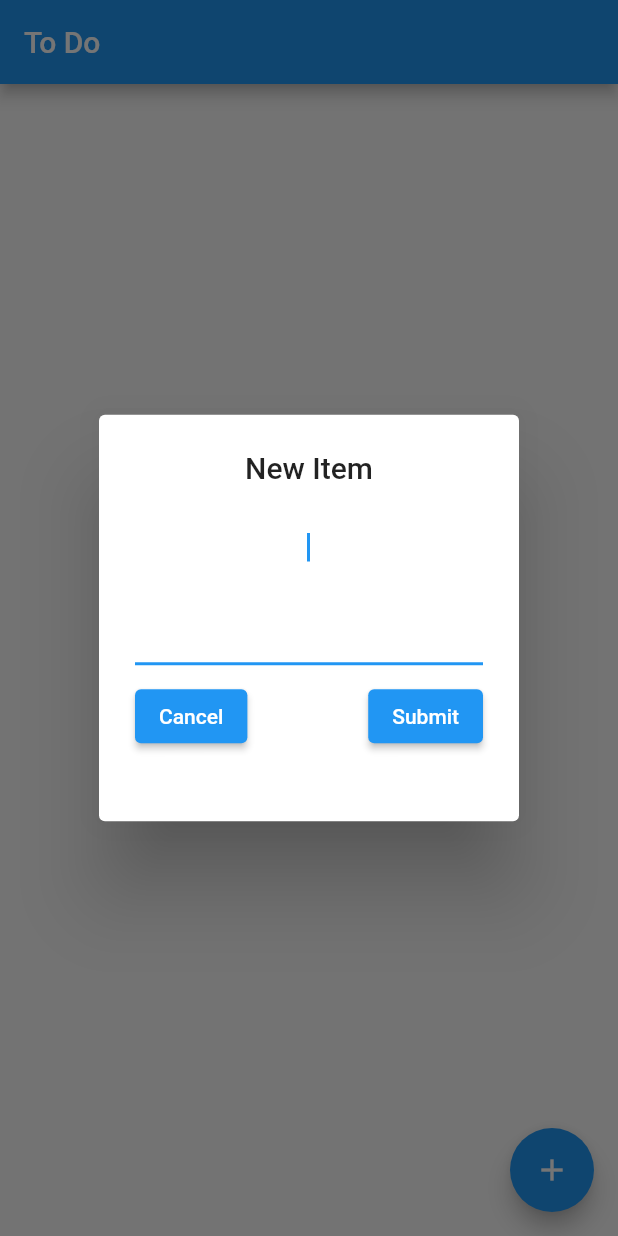
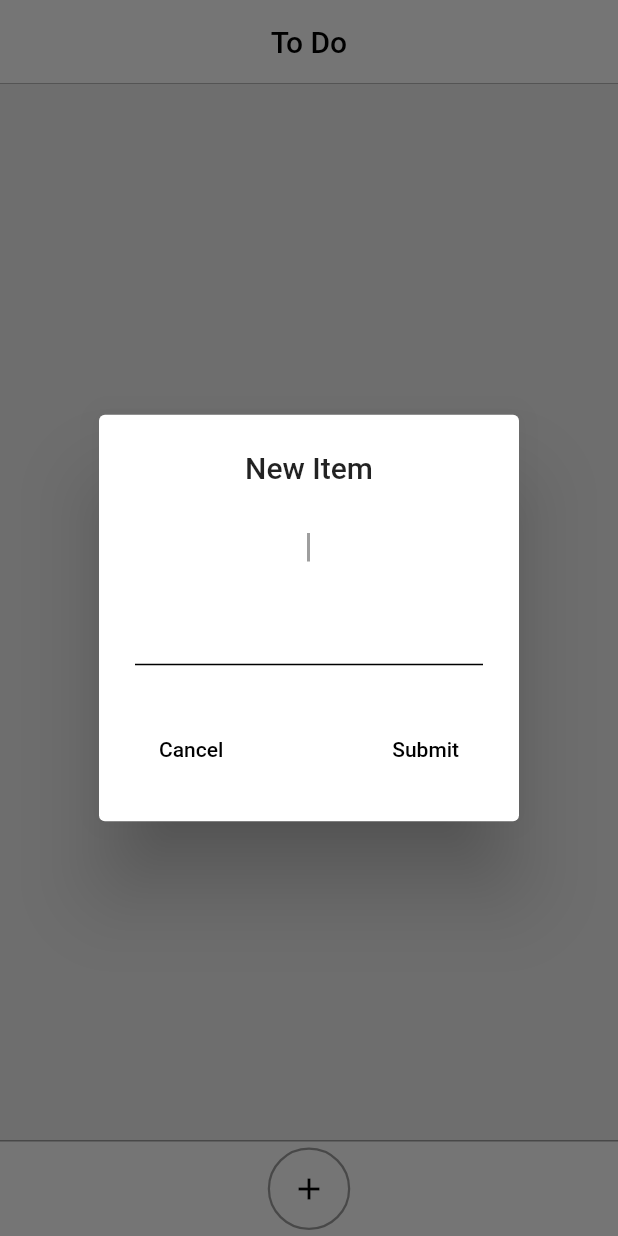
Before and after one commit to yassersadig/timmy_todo, a Flutter app: the screen it shows after launch, after a tap on the "add" icon, on a phone screen of 412 x 824 dp. Run offline on Flutter 3.47's test engine with Material 2 defaults, Android fonts, the phone set to English and light mode, and no system bars; our stand-ins replace sqflite; accounts and stored records are empty.

Commit message:
[IMP] black and white design

```diff
--- a/lib/home_screen.dart
+++ b/lib/home_screen.dart
@@ -41,8 +41,24 @@ class _HomeScreenState extends State<HomeScreen> {
   Widget build(BuildContext context) {
     return Scaffold(
       appBar: AppBar(
-          title: Text(widget.title),
+        title: Text(
+          widget.title,
+          style: TextStyle(
+            color: Colors.black,
           ),
+        ),
+        backgroundColor: Colors.white,
+        centerTitle: true,
+        elevation: 0,
+        bottom: PreferredSize(
+          child: Container(
+            color: Colors.grey,
+            height: 0.5,
+          ),
+          preferredSize: Size.fromHeight(0),
+        ),
+      ),
+      backgroundColor: Color(0xFFF0F0F0),
       body: Center(
         child: FutureBuilder(
           future: entries,
@@ -51,13 +67,22 @@ class _HomeScreenState extends State<HomeScreen> {
               return generateList(snapshot.data);
             }
             if (snapshot.data == null) {
-                return Text('test');
+              return Text('Click on the Add button to create a new To-Do');
             }
             return CircularProgressIndicator();
           },
         ),
       ),
-        floatingActionButton: FloatingActionButton(
+      bottomNavigationBar: Container(
+        padding: EdgeInsets.all(4.0),
+        height: 64,
+        decoration: BoxDecoration(
+          border: Border(
+            top: BorderSide(color: Colors.grey),
+          ),
+          color: Colors.white,
+        ),
+        child: ElevatedButton(
           onPressed: () {
             showDialog(
               context: context,
@@ -73,8 +98,17 @@ class _HomeScreenState extends State<HomeScreen> {
                     child: Form(
                       key: _formKey,
                       child: Column(
+                        mainAxisAlignment: MainAxisAlignment.spaceBetween,
                         children: [
                           TextFormField(
+                            decoration: InputDecoration(
+                              focusedBorder: UnderlineInputBorder(
+                                borderSide: BorderSide(
+                                  color: Colors.black,
+                                ),
+                              ),
+                            ),
+                            cursorColor: Colors.grey,
                             autocorrect: true,
                             textAlign: TextAlign.center,
                             autofocus: true,
@@ -88,18 +122,36 @@ class _HomeScreenState extends State<HomeScreen> {
                               return null;
                             },
                           ),
-                            SizedBox(
-                              height: 10,
-                            ),
                           Row(
                             mainAxisAlignment: MainAxisAlignment.spaceBetween,
                             children: [
                               ElevatedButton(
-                                  child: Text('Cancel'),
-                                  onPressed: () => Navigator.pop(context),
+                                child: Text(
+                                  'Cancel',
+                                  style: TextStyle(
+                                    color: Colors.black,
+                                  ),
+                                ),
+                                style: ElevatedButton.styleFrom(
+                                  elevation: 0.0,
+                                  primary: Colors.white,
+                                ),
+                                onPressed: () {
+                                  newItemController.clear();
+                                  return Navigator.pop(context);
+                                },
                               ),
                               ElevatedButton(
-                                  child: Text('Submit'),
+                                style: ElevatedButton.styleFrom(
+                                  elevation: 0.0,
+                                  primary: Colors.white,
+                                ),
+                                child: Text(
+                                  'Submit',
+                                  style: TextStyle(
+                                    color: Colors.black,
+                                  ),
+                                ),
                                 onPressed: () {
                                   if (_formKey.currentState!.validate()) {
                                     databaseHelper.addItem(
@@ -110,6 +162,7 @@ class _HomeScreenState extends State<HomeScreen> {
                                           isDone: false),
                                     );
                                     getEntries();
+                                    newItemController.clear();
                                     return Navigator.pop(context);
                                   }
                                 },
@@ -121,20 +174,22 @@ class _HomeScreenState extends State<HomeScreen> {
                     ),
                   ),
                 );
-                });
-            // databaseHelper.addItem(
-            //   TodoItem(
-            //     id: 0,
-            //     title: 'title',
-            //     subTitle: 'subTitle',
-            //     isDone: false,
-            //   ),
-            // );
-            // getEntries();
               },
-          tooltip: 'Increment',
-          child: Icon(Icons.add),
-        ));
+            );
+          },
+          child: Icon(Icons.add, color: Colors.black),
+          style: ElevatedButton.styleFrom(
+            shape: CircleBorder(
+                side: BorderSide(
+              color: Colors.grey,
+              width: 1.5,
+            )),
+            primary: Colors.white,
+            elevation: 0.0,
+          ),
+        ),
+      ),
+    );
   }
 
   ListView generateList(data) {
@@ -144,10 +199,13 @@ class _HomeScreenState extends State<HomeScreen> {
       itemBuilder: (BuildContext context, int index) {
         TodoItem item = data.elementAt(index);
         return Container(
+          margin: EdgeInsets.fromLTRB(0, 0, 0, 8),
+          decoration: BoxDecoration(
+            color: Colors.white,
+            borderRadius: BorderRadius.circular(10.0),
+          ),
           child: CheckboxListTile(
-            title: Text('Entry ${item.title}'),
-            subtitle: Text('this is the subtitle'),
-            secondary: const Icon(Icons.alarm),
+            title: Text('${item.title}'),
             value: item.isDone,
             onChanged: (value) {
               item.isDone = value!;
```
Lines whose indentation alone changed are shown as unchanged.
